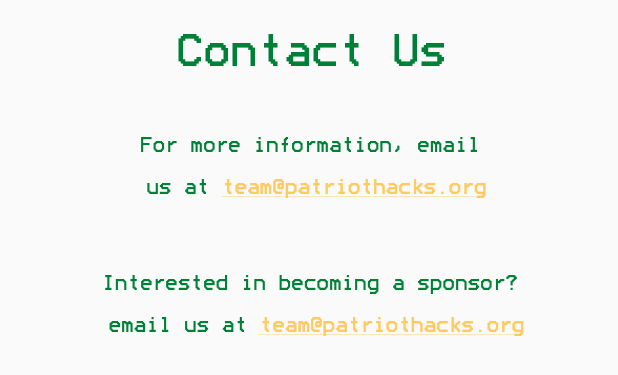
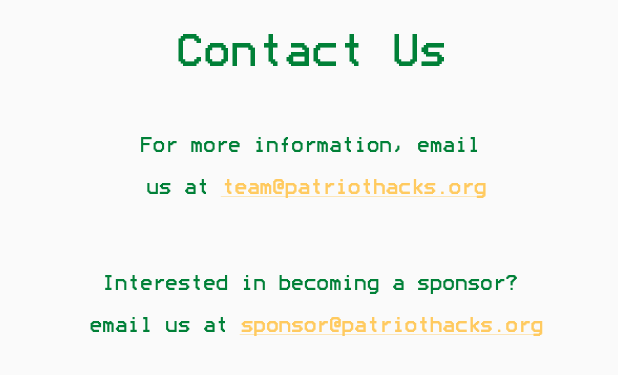
Before and after one commit to PatriotHacks/PatriotHacks2021, a Flutter app: the ContactUsPage widget shown alone on an empty page, opened directly, on a phone screen of 412 x 824 dp. Shown: the top 375 px of the screen. Run offline on Flutter 3.47's test engine with Material 2 defaults, Android fonts, the phone set to English and light mode, and no system bars; our stand-ins replace font_awesome_flutter, get_it, responsive_builder; missing offline and left inert: dart:html, footer, mailto.

Commit message:
sponsor email bug fix

```diff
--- a/lib/widgets/contact_us_view/contact_us_page.dart
+++ b/lib/widgets/contact_us_view/contact_us_page.dart
@@ -90,7 +90,7 @@
                           ),
                         ),
                         TextSpan(
-                            text: _email,
+                            text: 'sponsor@patriothacks.org',
                             style: TextStyle(
                               color: getIt.get<ColorHolder>().patriotGold,
                               decoration: TextDecoration.underline,
```
Also changed, not shown: 1 other file.
